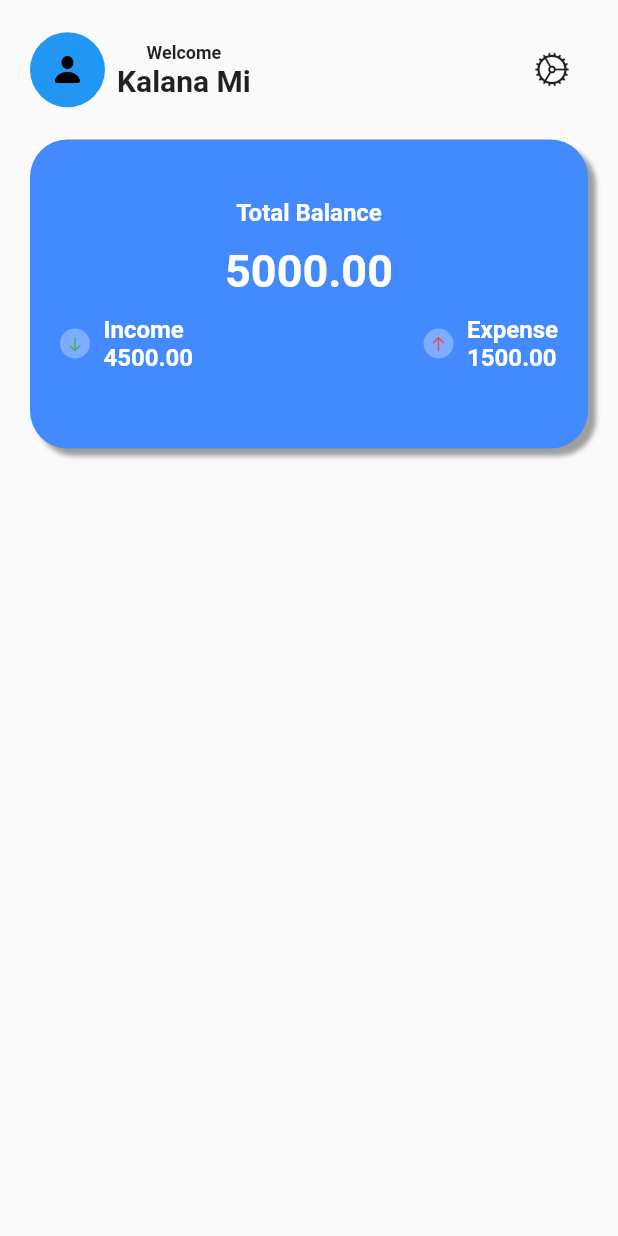
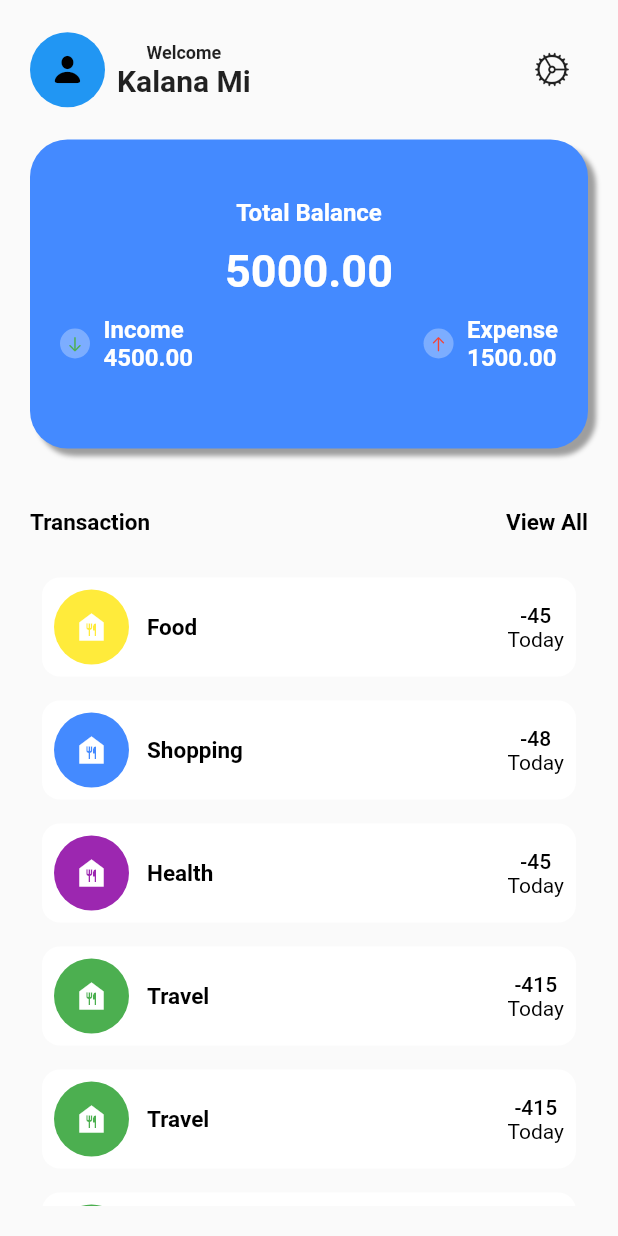
Before and after one commit to kalana-mihiranga/ExpenseWise, a Flutter app: the MainScreen widget shown alone on an empty page, opened directly, on a phone screen of 412 x 824 dp. Run offline on Flutter 3.47's test engine with Material 2 defaults, Android fonts, the phone set to English and light mode, and no system bars.

Commit message:
feat:items add using item builder

```diff
--- /dev/null
+++ b/lib/data/data.dart
@@ -0,0 +1,69 @@
+import 'package:flutter/cupertino.dart';
+import 'package:flutter/material.dart';
+
+List<Map<String,dynamic>> myTransactionData=[
+  {
+    'icon': CupertinoIcons.memories,
+    'color':Colors.yellow,
+    'name': 'Food',
+    'totalAmount': '-45',
+    'date': 'Today',
+
+  },
+  {
+    'icon': CupertinoIcons.memories,
+    'color':Colors.blueAccent,
+    'name': 'Shopping',
+    'totalAmount': '-48',
+    'date': 'Today',
+
+  },
+  {
+    'icon': CupertinoIcons.memories,
+    'color':Colors.purple,
+    'name': 'Health',
+    'totalAmount': '-45',
+    'date': 'Today',
+
+  }
+  ,  {
+    'icon': CupertinoIcons.memories,
+    'color':Colors.green,
+    'name': 'Travel',
+    'totalAmount': '-415',
+    'date': 'Today',
+
+  }
+  ,  {
+    'icon': CupertinoIcons.memories,
+    'color':Colors.green,
+    'name': 'Travel',
+    'totalAmount': '-415',
+    'date': 'Today',
+
+  }
+  ,  {
+    'icon': CupertinoIcons.memories,
+    'color':Colors.green,
+    'name': 'Travel',
+    'totalAmount': '-415',
+    'date': 'Today',
+
+  }
+  ,  {
+    'icon': CupertinoIcons.memories,
+    'color':Colors.green,
+    'name': 'Travel',
+    'totalAmount': '-415',
+    'date': 'Today',
+
+  }
+  ,  {
+    'icon': CupertinoIcons.memories,
+    'color':Colors.green,
+    'name': 'Travel',
+    'totalAmount': '-415',
+    'date': 'Today',
+
+  }
+];
--- a/lib/screens/home/views/main_screen.dart
+++ b/lib/screens/home/views/main_screen.dart
@@ -1,3 +1,4 @@
+import 'package:expense_wise/data/data.dart';
 import 'package:flutter/cupertino.dart';
 import 'package:flutter/material.dart';
 
@@ -82,11 +83,8 @@ class MainScreen extends StatelessWidget {
                     BoxShadow(
                         blurRadius: 2,
                         color: Colors.grey.shade500,
-                    offset: Offset(5,5)
-                  )
-                ]
-              ),
-
+                        offset: Offset(5, 5))
+                  ]),
               child: Column(
                 mainAxisAlignment: MainAxisAlignment.center,
                 children: [
@@ -113,7 +111,7 @@ class MainScreen extends StatelessWidget {
                       horizontal: 20,
                     ),
                     child: Row(
-                      mainAxisAlignment: MainAxisAlignment.spaceBetween, // Space between Income and Expense
+                      mainAxisAlignment: MainAxisAlignment.spaceBetween,
                       children: [
                         // Income Section
                         Row(
@@ -206,6 +204,113 @@ class MainScreen extends StatelessWidget {
                 ],
               ),
             ),
+            const SizedBox(
+              height: 40,
+            ),
+            Row(
+              mainAxisAlignment: MainAxisAlignment.spaceBetween,
+              children: [
+                Text(
+                  'Transaction',
+                  style: TextStyle(
+                      fontSize: 15,
+                      color: Colors.black,
+                      fontWeight: FontWeight.w600),
+                ),
+                GestureDetector(
+                  onTap: () {},
+                  child: Text(
+                    'View All',
+                    style: TextStyle(
+                        fontSize: 15,
+                        color: Colors.black,
+                        fontWeight: FontWeight.w600),
+                  ),
+                )
+              ],
+            ),
+            const SizedBox(
+              height: 20,
+            ),
+            Expanded(
+              child: ListView.builder(
+                  itemCount: myTransactionData.length,
+                  itemBuilder: (context, int i) {
+                    return Padding(
+                      padding: const EdgeInsets.all(8.0),
+                      child: Container(
+                        decoration: BoxDecoration(
+                            color: Colors.white,
+                            borderRadius: BorderRadius.circular(12)),
+                        child: Padding(
+                          padding: const EdgeInsets.all(8.0),
+                          child: Row(
+                            mainAxisAlignment: MainAxisAlignment.spaceBetween,
+                            children: [
+                              // Icon and Text for Food (horizontally aligned)
+                              Row(
+                                children: [
+                                  Stack(
+                                    alignment: Alignment.center,
+                                    children: [
+                                      Container(
+                                        width: 50,
+                                        height: 50,
+                                        decoration: BoxDecoration(
+                                          color:myTransactionData[i]['color'],
+                                          shape: BoxShape.circle,
+                                        ),
+                                      ),
+                                      Icon(
+                                        Icons.food_bank,
+                                        color: Colors.white,
+                                      ),
+                                    ],
+                                  ),
+                                  SizedBox(
+                                    width: 12,
+                                  ),
+                                  Text(
+                                    myTransactionData[i]['name'],
+                                    style: TextStyle(
+                                      fontSize: 15,
+                                      color: Colors.black,
+                                      fontWeight: FontWeight.w600,
+                                    ),
+                                  ),
+                                ],
+                              ),
+
+                              // Amount and Date
+                              Column(
+                                children: [
+                                  Text(
+                              myTransactionData[i]['totalAmount'],
+                                    style: TextStyle(
+                                        fontSize: 14,
+                                        color: Theme.of(context)
+                                            .colorScheme
+                                            .onBackground,
+                                        fontWeight: FontWeight.w500),
+                                  ),
+                                  Text(
+                                    myTransactionData[i]['date'],
+                                    style: TextStyle(
+                                        fontSize: 14,
+                                        color: Theme.of(context)
+                                            .colorScheme
+                                            .outline,
+                                        fontWeight: FontWeight.w400),
+                                  ),
+                                ],
+                              ),
+                            ],
+                          ),
+                        ),
+                      ),
+                    );
+                  }),
+            )
           ],
         ),
       ),
```
Lines whose indentation alone changed are shown as unchanged.
